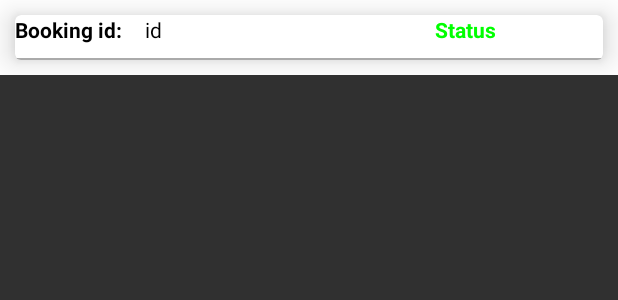
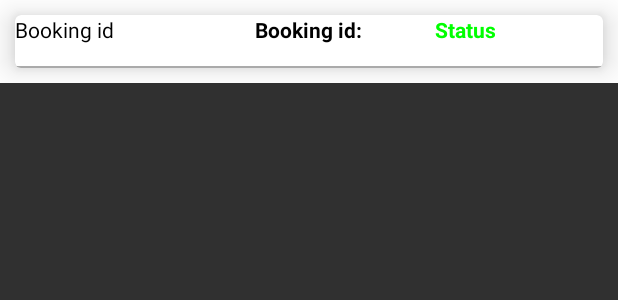
Before and after one commit to uzairnz/WhatsAround, an Android app: the layout booking_recyclerview.xml on its own in the app's theme, with its tools: preview values and no code run, on a phone screen of 412 x 824 dp. Shown: the top 300 px of the screen. Run offline under Robolectric (Android 15) with nearby library versions, the phone set to English and light mode, and no system bars.

Commit message:
Bookings completed & Ongoing in progress

```diff
--- a/app/src/main/java/com/example/uzairzohaib/whatsaround/adapters/BookingAdapter.java
+++ b/app/src/main/java/com/example/uzairzohaib/whatsaround/adapters/BookingAdapter.java
@@ -76,8 +76,8 @@ public class BookingAdapter extends RecyclerView.Adapter<BookingAdapter.MyViewHo
     public static class MyViewHolder extends RecyclerView.ViewHolder {
 
         private TextView tv_booking_id;
-        private TextView tv_service_name;
-        private TextView tv_partner_name;
+//        private TextView tv_service_name;
+//        private TextView tv_partner_name;
         private TextView tv_status;
         private RelativeLayout relativeLayout;
 
@@ -85,7 +85,7 @@ public class BookingAdapter extends RecyclerView.Adapter<BookingAdapter.MyViewHo
         public MyViewHolder(View itemView) {
             super(itemView);
 
-//            tv_booking_id = (TextView) itemView.findViewById(R.id.booking_id);
+            tv_booking_id = (TextView) itemView.findViewById(R.id.booking_id);
 //            tv_service_name = (TextView) itemView.findViewById(R.id.service_name);
 //            tv_partner_name = (TextView) itemView.findViewById(R.id.Partner_Name);
             tv_status = (TextView) itemView.findViewById(R.id.book_status);
--- a/app/src/main/res/layout/activity_customer_login.xml
+++ b/app/src/main/res/layout/activity_customer_login.xml
@@ -36,7 +36,7 @@
                 android:backgroundTint="@color/colorPrimaryDark"
                 android:editable="false"
                 android:elegantTextHeight="false"
-                android:hint="@string/LoginUser"
+                android:hint="@string/Email"
                 android:inputType="textEmailAddress"
                 android:selectAllOnFocus="false"
                 android:singleLine="false"
--- a/app/src/main/res/layout/booking_recyclerview.xml
+++ b/app/src/main/res/layout/booking_recyclerview.xml
@@ -3,7 +3,7 @@
     xmlns:android="http://schemas.android.com/apk/res/android"
     xmlns:tools="http://schemas.android.com/tools"
     android:layout_width="match_parent"
-    android:layout_height="50dp"
+    android:layout_height="55dp"
     android:orientation="horizontal"
     android:background="#ffff"
     android:id="@+id/book_parent_layout"
@@ -29,7 +29,7 @@
         <TextView
             android:id="@+id/book_status"
             android:layout_width="112dp"
-            android:layout_height="20dp"
+            android:layout_height="25dp"
             android:layout_alignBaseline="@+id/service_name"
             android:layout_alignBottom="@+id/service_name"
             android:layout_alignParentEnd="true"
@@ -40,21 +40,20 @@
 
         <TextView
             android:id="@+id/booking_id"
-            android:layout_width="wrap_content"
+            android:layout_width="72dp"
             android:layout_height="wrap_content"
             android:layout_alignParentTop="true"
-            android:layout_alignStart="@+id/service_name"
+            android:layout_centerHorizontal="true"
             android:text="@string/booking_id"
             android:textColor="#000"
             android:textStyle="bold" />
 
         <TextView
-            android:layout_width="wrap_content"
+            android:layout_width="136dp"
             android:layout_height="wrap_content"
+            android:layout_alignParentStart="true"
             android:layout_alignParentTop="true"
-            android:layout_marginStart="15dp"
-            android:layout_toEndOf="@+id/booking_id"
-            android:text="id"
+            android:text="Booking id "
             android:textColor="@color/colorPrimaryDark" />
 
         <View
```
Also changed, not shown: app/src/main/java/com/example/uzairzohaib/whatsaround/BookingFragment.java (+8 -8 lines), app/src/main/java/com/example/uzairzohaib/whatsaround/OngoingFragment.java (+87 -78 lines), app/src/main/res/layout/fragment_booking.xml (+9 -0 lines), app/src/main/res/layout/fragment_ongoing.xml (+9 -0 lines).
